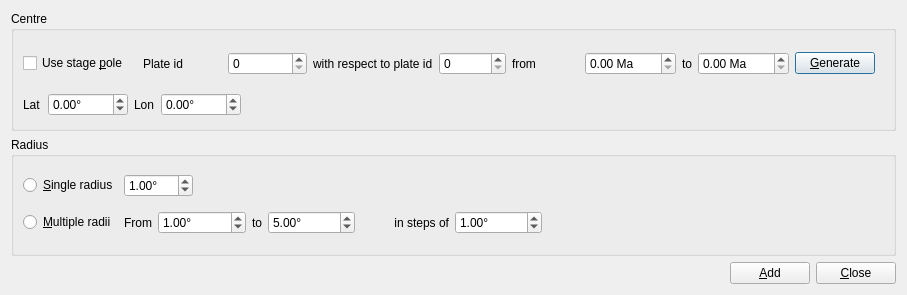
Old version of the form src/qt-widgets/CreateSmallCircleDialogUi.ui in the repository GPlates/GPlates.
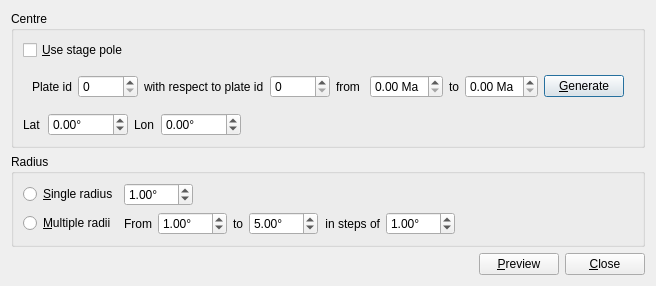
New version of the form.

Commit message:
(trunk) Replaced source:/gplates/trunk using source:/gplates/branches/small-circle-tool-2011-mar-04 incorporating log:/gplates/branches/small-circle-tool-2011-mar-04@11148:12645 ([log:/gplates/trunk@12644:12645 No changes on trunk] since last update from trunk).
This is "[wiki:MergingInSubversion#Replacingonebranchwithanother replacing one branch with another]". The command used was:
{{{
svn merge https://svn-test.gplates.org/gplates/trunk@12645 https://svn-test.gplates.org/gplates/branches/small-circle-tool-2011-mar-04@12645
}}}
from inside the root directory of a working copy of the trunk.

```diff
--- a/src/qt-widgets/CreateSmallCircleDialogUi.ui
+++ b/src/qt-widgets/CreateSmallCircleDialogUi.ui
@@ -6,8 +6,8 @@
    <rect>
     <x>0</x>
     <y>0</y>
-    <width>907</width>
-    <height>295</height>
+    <width>656</width>
+    <height>263</height>
    </rect>
   </property>
   <property name="windowTitle">
@@ -23,11 +23,11 @@
       <item row="0" column="0">
        <widget class="QCheckBox" name="checkbox_stage_pole">
         <property name="text">
-         <string>Use stage &amp;pole</string>
+         <string>&amp;Use stage pole</string>
         </property>
        </widget>
       </item>
-      <item row="0" column="1" colspan="3">
+      <item row="1" column="0" colspan="3">
        <widget class="QFrame" name="frame_stage_pole">
         <property name="frameShape">
          <enum>QFrame::NoFrame</enum>
@@ -36,7 +36,7 @@
          <enum>QFrame::Raised</enum>
         </property>
         <layout class="QGridLayout" name="gridLayout_3">
-         <item row="0" column="1">
+         <item row="1" column="1">
           <layout class="QHBoxLayout" name="horizontalLayout_6">
            <item>
             <widget class="QLabel" name="label_plate_id_2">
@@ -63,7 +63,7 @@
            </item>
           </layout>
          </item>
-         <item row="0" column="2">
+         <item row="1" column="2">
           <layout class="QHBoxLayout" name="horizontalLayout_7">
            <item>
             <widget class="QLabel" name="label_time_1">
@@ -93,7 +93,7 @@
            </item>
           </layout>
          </item>
-         <item row="0" column="3">
+         <item row="1" column="3">
           <layout class="QHBoxLayout" name="horizontalLayout_8">
            <item>
             <widget class="QLabel" name="label_time_2">
@@ -130,7 +130,7 @@
            </item>
           </layout>
          </item>
-         <item row="0" column="0">
+         <item row="1" column="0">
           <layout class="QHBoxLayout" name="horizontalLayout_5">
            <item>
             <widget class="QLabel" name="label_plate_id_1">
@@ -160,7 +160,7 @@
         </layout>
        </widget>
       </item>
-      <item row="1" column="0">
+      <item row="2" column="0">
        <layout class="QHBoxLayout" name="horizontalLayout_3">
         <item>
          <widget class="QLabel" name="label_lat">
@@ -202,7 +202,7 @@
         </item>
        </layout>
       </item>
-      <item row="1" column="1" colspan="2">
+      <item row="2" column="1">
        <layout class="QHBoxLayout" name="horizontalLayout_4">
         <item>
          <widget class="QLabel" name="label_lon">
@@ -244,7 +244,7 @@
         </item>
        </layout>
       </item>
-      <item row="1" column="3">
+      <item row="2" column="2">
        <spacer name="horizontalSpacer_3">
         <property name="orientation">
          <enum>Qt::Horizontal</enum>
@@ -416,20 +416,20 @@
           </property>
          </widget>
         </item>
-       </layout>
-      </item>
-      <item row="1" column="3">
+        <item>
        <spacer name="horizontalSpacer_2">
         <property name="orientation">
          <enum>Qt::Horizontal</enum>
         </property>
         <property name="sizeHint" stdset="0">
          <size>
-          <width>237</width>
+            <width>40</width>
           <height>20</height>
          </size>
         </property>
        </spacer>
+        </item>
+       </layout>
       </item>
      </layout>
     </widget>
@@ -452,7 +452,7 @@
      <item>
       <widget class="QPushButton" name="button_add">
        <property name="text">
-        <string>&amp;Add</string>
+        <string>&amp;Preview</string>
        </property>
       </widget>
      </item>
```
Left out of the diff: 11 changed lines with no effect on the pictures. Lines whose indentation alone changed are shown as unchanged. The commit also changes 64 other files.
